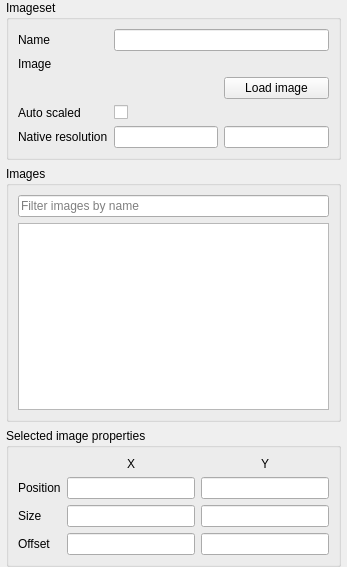
Old version of the form ui/imageseteditor/DockWidget.ui in the repository timbaker/ceed.
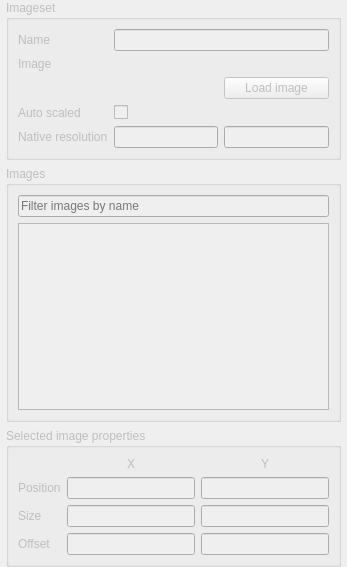
New version of the form. Custom widgets are drawn as their Qt base class.

Patch:
```diff
--- a/ui/imageseteditor/DockWidget.ui
+++ b/ui/imageseteditor/DockWidget.ui
@@ -2,6 +2,9 @@
 <ui version="4.0">
  <class>DockWidget</class>
  <widget class="QDockWidget" name="DockWidget">
+  <property name="enabled">
+   <bool>false</bool>
+  </property>
   <property name="geometry">
    <rect>
     <x>0</x>
```
